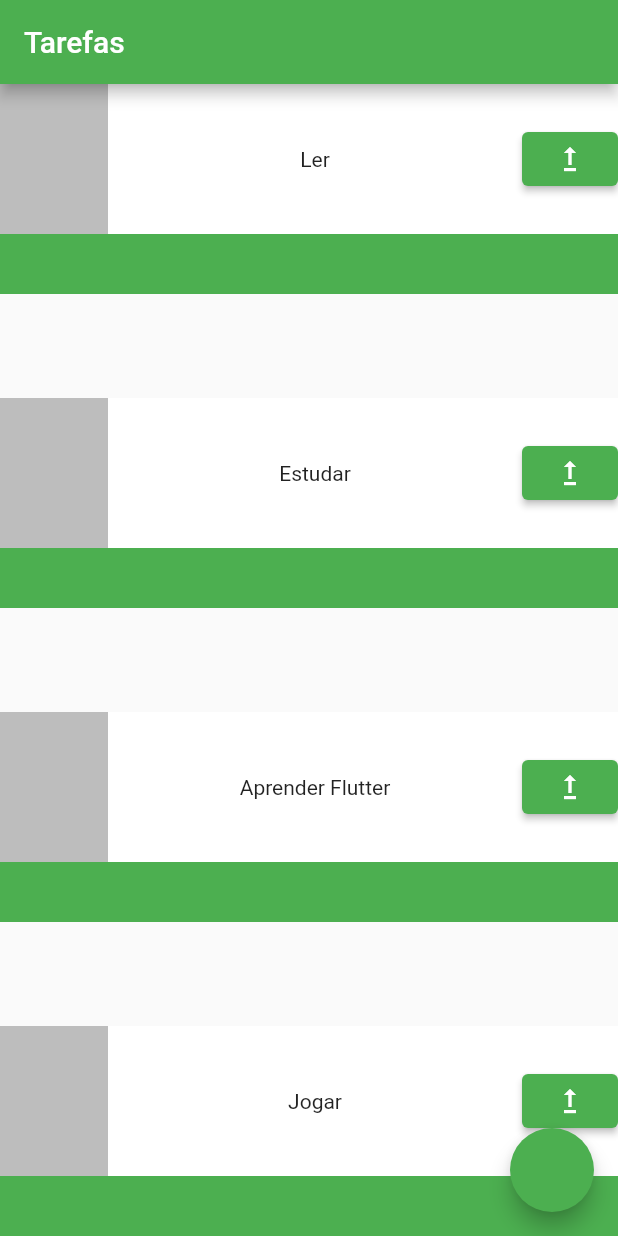
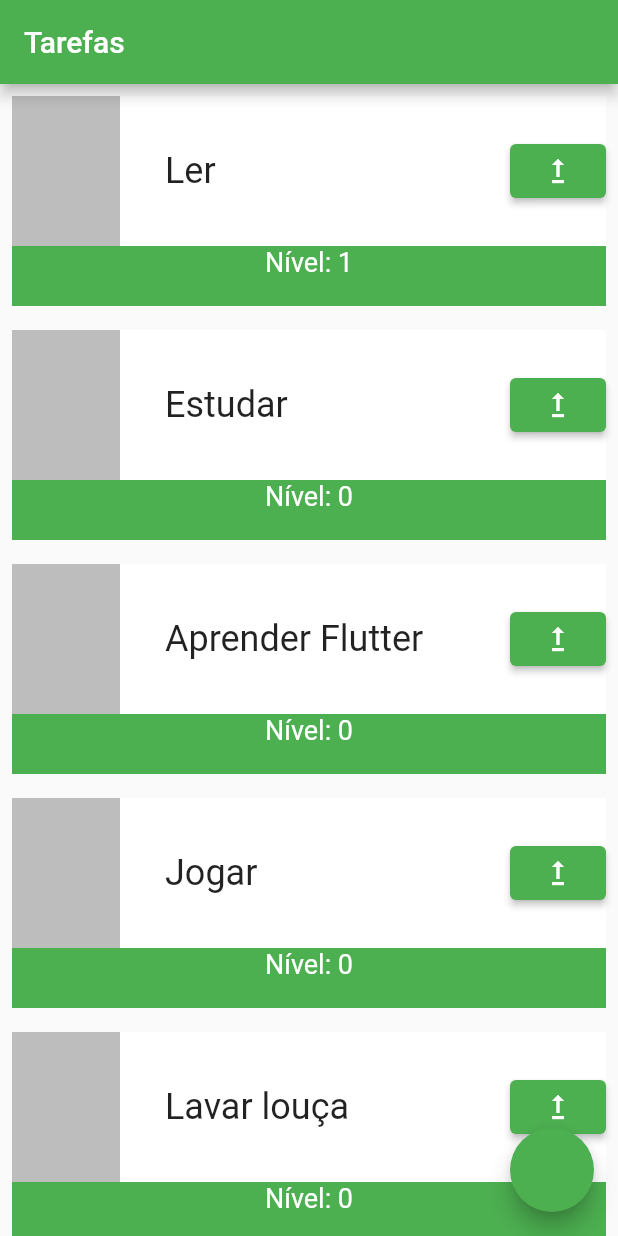
Before and after one commit to SamuelSPrado/aplicativo_de_tarefas_no_Flutter, a Flutter app: the screen it shows after launch, after a tap on the "upgrade" icon, on a phone screen of 412 x 824 dp. Run offline on Flutter 3.47's test engine with Material 2 defaults, Android fonts, the phone set to English and light mode, and no system bars.

Commit message:
alterando o estado da classe Tarefa para Stateful Widget e adicionando setState

```diff
--- a/lib/main.dart
+++ b/lib/main.dart
@@ -18,13 +18,13 @@ class MyApp extends StatelessWidget {
         appBar: AppBar(
           title: Text('Tarefas'),
         ),
-        body: Column(
-          mainAxisAlignment: MainAxisAlignment.spaceBetween,
+        body: ListView(
           children: [
             Tarefa('Ler'),
             Tarefa('Estudar'),
             Tarefa('Aprender Flutter'),
             Tarefa('Jogar'),
+            Tarefa('Lavar louça'),
           ],
         ),
         floatingActionButton: FloatingActionButton(onPressed: () {}),
@@ -33,19 +33,30 @@ class MyApp extends StatelessWidget {
   }
 }
 
-class Tarefa extends StatelessWidget {
+class Tarefa extends StatefulWidget {
   final String nome;
-  const Tarefa(this.nome,{Key? key}) : super(key: key);
+
+  const Tarefa(this.nome, {Key? key}) : super(key: key);
 
   @override
+  State<Tarefa> createState() => _TarefaState();
+}
+
+class _TarefaState extends State<Tarefa> {
+  int nivel = 0;
+  @override
   Widget build(BuildContext context) {
-    return Container(
+    return Padding(
+      padding: const EdgeInsets.all(8.0),
+      child: Container(
         child: Stack(
           children: [
             Container(
               color: Colors.green,
               height: 140,
             ),
+            Column(
+              children: [
                 Container(
                   color: Colors.white,
                   height: 100,
@@ -57,12 +68,31 @@ class Tarefa extends StatelessWidget {
                         width: 72,
                         height: 100,
                       ),
-                Text(nome),
-                ElevatedButton(onPressed: (){}, child: Icon(Icons.upgrade))
+                      Container(
+                          width: 200,
+                          child: Text(
+                            widget.nome,
+                            style: TextStyle(fontSize: 24),
+                          )),
+                      ElevatedButton(
+                          onPressed: () {
+                            setState(() {
+                              nivel++;
+                            });
+                            print(nivel);
+                          },
+                          child: Icon(Icons.upgrade))
                     ],
                   ),
+                ),
+                Text(
+                  'Nível: $nivel',
+                  style: TextStyle(color: Colors.white, fontSize: 18),
+                ),
+              ],
             )
           ],
+        ),
       ),
     );
   }
```
Lines whose indentation alone changed are shown as unchanged.
